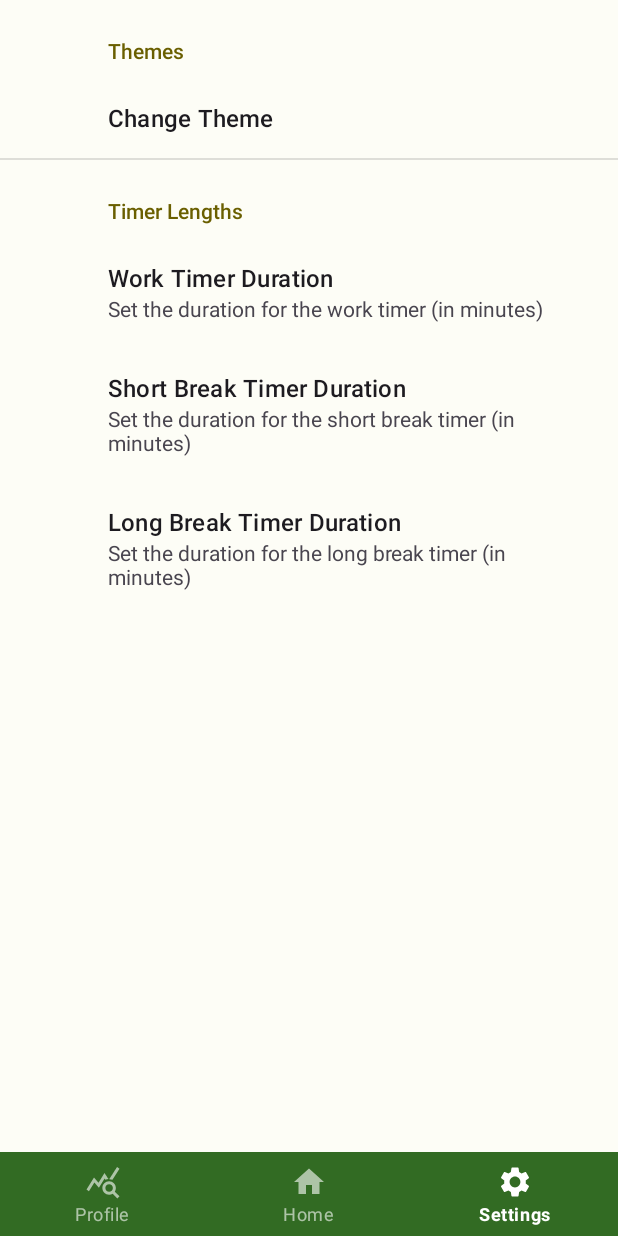
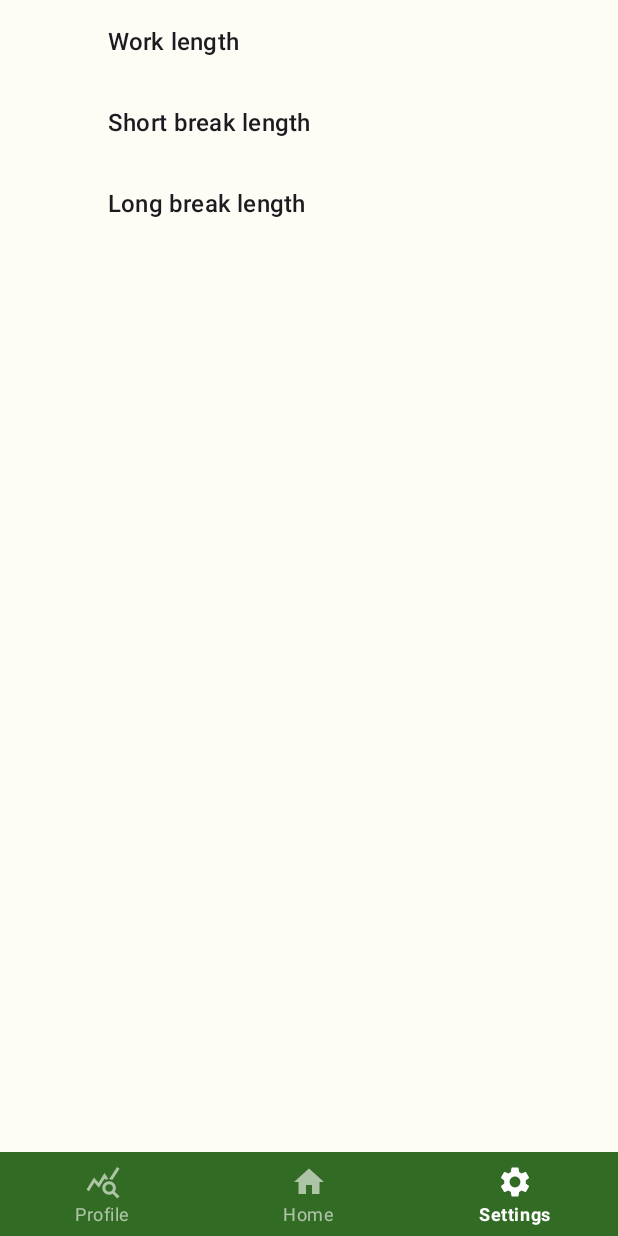
Before and after one commit to Vincmuk/MobilProgGruppe16, an Android app: the screen it shows after launch (MainActivity), item 3 of the bottom bar chosen, on a phone screen of 412 x 824 dp. Run offline under Robolectric (Android 15) with nearby library versions, the phone set to English and light mode, and no system bars; our stand-ins replace androidx.preference; libraries missing offline, so code that uses them is left out: timerx.buildTimer; 5 statements that could not run were skipped.

Commit message:
Fikset en god del ting

```diff
--- a/app/build.gradle.kts
+++ b/app/build.gradle.kts
@@ -66,7 +66,6 @@ dependencies {
     implementation("androidx.compose.material3:material3:1.1.2")
     implementation("androidx.appcompat:appcompat:1.6.1")
     implementation("androidx.constraintlayout:constraintlayout:2.1.4")
-    implementation("androidx.preference:preference:1.2.0")
     implementation("androidx.preference:preference-ktx:1.2.1")
     implementation("com.google.android.material:material:1.10.0")
     implementation("androidx.recyclerview:recyclerview:1.3.2")
--- a/app/src/main/java/com/example/pomodorotimer/MainActivity.kt
+++ b/app/src/main/java/com/example/pomodorotimer/MainActivity.kt
@@ -5,6 +5,7 @@ import android.util.Log
 import androidx.appcompat.app.AppCompatActivity
 import androidx.core.splashscreen.SplashScreen.Companion.installSplashScreen
 import com.google.android.material.bottomnavigation.BottomNavigationView
+
 
 class MainActivity : AppCompatActivity() {
     private val timerFragment = TimerFragment()
--- a/app/src/main/java/com/example/pomodorotimer/SettingsFragment.kt
+++ b/app/src/main/java/com/example/pomodorotimer/SettingsFragment.kt
@@ -1,136 +1,68 @@
 package com.example.pomodorotimer
 
+import android.content.Context
 import android.os.Bundle
+import android.text.InputType
 import android.util.Log
-import androidx.core.content.ContextCompat
-import androidx.fragment.app.viewModels
+import androidx.preference.EditTextPreference
 import androidx.preference.Preference
 import androidx.preference.PreferenceFragmentCompat
-import androidx.preference.PreferenceManager
 
 class SettingsFragment : PreferenceFragmentCompat(), Preference.OnPreferenceChangeListener {
 
-    private val timerViewModel: TimerViewModel by viewModels()
-
-    override fun onCreate(savedInstanceState: Bundle?) {
-        super.onCreate(savedInstanceState)
-
-        Log.d("SettingsFragment", "ON CREATE")
-
-        // Apply the theme when the fragment is created
-        applyTheme()
-
-        findPreference<Preference>("selected_theme")?.onPreferenceChangeListener = this
-
-        findPreference<Preference>("WORK")?.onPreferenceChangeListener = this
-        findPreference<Preference>("SHORT_BREAK")?.onPreferenceChangeListener = this
-        findPreference<Preference>("LONG_BREAK")?.onPreferenceChangeListener = this
-
-    }
-
-    @Deprecated("Deprecated in Java")
-    override fun onActivityCreated(savedInstanceState: Bundle?) {
-        super.onActivityCreated(savedInstanceState)
-
-        Log.d("SettingsFragment", "ACTIVITY CREATED")
-
-        applyTheme()
+    private var timerRepository: TimerRepository? = null
+    override fun onAttach(context: Context) {
+        super.onAttach(context)
+        timerRepository = TimerRepository(requireActivity())
     }
 
     override fun onCreatePreferences(savedInstanceState: Bundle?, rootKey: String?) {
-        setPreferencesFromResource(R.xml.root_preferences, rootKey)
+        setPreferencesFromResource(R.xml.preferences, rootKey)
+        Log.d("SettingsFragment", "onCreatePreferences called")
 
-        findPreference<Preference>("selected_theme")?.onPreferenceChangeListener = this
+        val workPreference: EditTextPreference? = findPreference("WORK")
+        workPreference?.onPreferenceChangeListener = this
 
-        findPreference<Preference>("WORK")?.onPreferenceChangeListener = this
-        findPreference<Preference>("SHORT_BREAK")?.onPreferenceChangeListener = this
-        findPreference<Preference>("LONG_BREAK")?.onPreferenceChangeListener = this
 
-        Log.d("SettingsFragment", "CREATED PREFERENCES")
+        workPreference?.setOnBindEditTextListener { editText ->
+            editText.inputType = InputType.TYPE_CLASS_NUMBER
+        }
+        val shortBreakPreference: EditTextPreference? = findPreference("SHORT_BREAK")
+        shortBreakPreference?.onPreferenceChangeListener = this
+
+        shortBreakPreference?.setOnBindEditTextListener { editText ->
+            editText.inputType = InputType.TYPE_CLASS_NUMBER
+        }
+        val longBreakPreference: EditTextPreference? = findPreference("LONG_BREAK")
+        longBreakPreference?.onPreferenceChangeListener = this
+
+        longBreakPreference?.setOnBindEditTextListener { editText ->
+            editText.inputType = InputType.TYPE_CLASS_NUMBER
+        }
+
     }
+    override fun onPreferenceChange(preference: Preference, newValue: Any?): Boolean {
+        Log.d("SettingsFragment", "onPreferenceChange called")
 
-    override fun onPreferenceChange(preference: Preference, newValue: Any?): Boolean {
-        if (preference.key == "selected_theme") {
-            // Handle theme changes here
-            val selectedTheme = newValue.toString()
-            saveSelectedTheme(selectedTheme) // Save the selected theme
-            applyTheme() // Apply the selected theme
-        }
-        Log.d("SettingsFragment", "ATTEMPTING TO CHECK PREFERENCES")
-        when (preference.key) {
-            "WORK", "SHORT_BREAK", "LONG_BREAK" -> {
-                if (newValue is String) {
-                    Log.d("SettingsFragment", "Duration value is a String: $newValue")
-                } else {
-                    Log.d("SettingsFragment", "Duration value is not a String. Type: ${newValue?.javaClass}")
-                    saveTimerDuration(preference.key, newValue)
+        // Assuming you have a reference to TimerRepository in your fragment
+        timerRepository?.let { repo ->
+            when (preference.key) {
+                "WORK", "SHORT_BREAK", "LONG_BREAK" -> {
+                    if (newValue is String) {
+                        try {
+                            // Try to parse the String to Long
+                            val value = newValue.toLong()
+                            repo.updatePreference(preference.key, value)
+                        } catch (e: NumberFormatException) {
+                            Log.e("SettingsFragment", "Invalid number format for ${preference.key}")
+                        }
+                    }
                 }
             }
         }
+
         return true
     }
 
 
-    private fun saveTimerDuration(timerKey: String, duration: Any?) {
-        Log.d("SettingsFragment", "Saving timer duration for key $timerKey")
-
-        if (duration is Long) {
-            val sharedPreferences = context?.let { PreferenceManager.getDefaultSharedPreferences(it) }
-            val editor = sharedPreferences?.edit()
-            editor?.putLong(timerKey, duration)
-            editor?.apply()
-
-            Log.d("SettingsFragment", "Timer duration saved successfully.")
-        } else {
-            Log.e("SettingsFragment", "Invalid duration type: ${duration?.javaClass}")
-        }
-    }
-
-
-
-    // Save the selected theme in SharedPreferences
-    private fun saveSelectedTheme(theme: String) {
-        val sharedPreferences = context?.let { PreferenceManager.getDefaultSharedPreferences(it) }
-        val editor = sharedPreferences?.edit()
-        editor?.putString("selected_theme", theme)
-        editor?.apply()
-    }
-
-    // Retrieve the selected theme from SharedPreferences
-    private fun getSelectedTheme(): String? {
-        val sharedPreferences = context?.let { PreferenceManager.getDefaultSharedPreferences(it) }
-        return sharedPreferences?.getString("selected_theme", "tomato")
-         // Default to tomato theme
-    }
-
-
-
-    private fun applyTheme() {
-
-        when (getSelectedTheme()) {
-            "tomato" ->applyTomatoTheme()
-            "kiwi" -> applyKiwiTheme()
-            "strawberry" -> applyStrawberryTheme()
-            "watermelon" -> applyWatermelonTheme()
-        }
-    }
-
-    private fun applyTomatoTheme() {
-        // Implement your tomato theme (default theme)
-    }
-    private fun applyKiwiTheme() {
-        // Apply Kiwi theme colors to your views
-        // Example: set background color of your views
-        view?.setBackgroundColor(ContextCompat.getColor(requireContext(), R.color.md_theme_light_primary))
-    }
-
-    private fun applyStrawberryTheme() {
-        // Apply Strawberry theme colors to your views
-        // Example: set background color of your views
-        view?.setBackgroundColor(ContextCompat.getColor(requireContext(), R.color.strawberryBackground))
-    }
-    private fun applyWatermelonTheme() {
-        // Implement your watermelon theme
-    }
-
 }
--- a/app/src/main/java/com/example/pomodorotimer/TimerFragment.kt
+++ b/app/src/main/java/com/example/pomodorotimer/TimerFragment.kt
@@ -2,6 +2,7 @@ package com.example.pomodorotimer
 
 import android.annotation.SuppressLint
 import android.app.Activity
+import android.content.Context
 import android.content.Intent
 import android.os.Bundle
 import android.util.Log
@@ -31,8 +32,8 @@ class TimerFragment : Fragment() {
     //map the types to a timer instead of rewriting the whole timer class
     private val timerTypeMap: MutableMap<Timer, TimerType> = mutableMapOf()
 
+    private val timerViewModel: TimerViewModel by viewModels()
     private val sessionViewModel: SessionViewModel by viewModels()
-    private val timerViewModel: TimerViewModel by viewModels()
 
     private lateinit var recyclerView: RecyclerView
     private lateinit var timerAdapter: TimerAdapter
@@ -50,11 +51,23 @@ class TimerFragment : Fragment() {
     //CHANGE TO MINUTES BEFORE PRODUCTION
     private val timeUnitToUse = TimeUnit.SECONDS
 
+    private var timerRepository: TimerRepository? = null
+    override fun onAttach(context: Context) {
+        super.onAttach(context)
+        timerRepository = TimerRepository(requireActivity())
+    }
+
     override fun onCreateView(
         inflater: LayoutInflater, container: ViewGroup?,
         savedInstanceState: Bundle?
     ): View? {
         val view = inflater.inflate(R.layout.fragment_timer, container, false)
+
+        Log.d("TimerFragment", "${timerRepository?.getWorkDuration()}")
+        Log.d("TimerFragment", "${timerRepository?.getShortBreakDuration()}")
+        Log.d("TimerFragment", "${timerRepository?.getLongBreakDuration()}")
+
+        Log.d("TimerFragment", "${timerViewModel.timerList.value}")
 
         recyclerView = view.findViewById(R.id.recyclerViewTimer)
         recyclerView.layoutManager = LinearLayoutManager(context)
@@ -62,20 +75,15 @@ class TimerFragment : Fragment() {
         sessionAdapter = SessionAdapter()
         recyclerView.adapter = timerAdapter
 
+
         timerViewModel.timerList.observe(viewLifecycleOwner) { timers ->
             timerAdapter.submitList(timers)
-
             if (timers.isNotEmpty()) {
-                // Access the first element safely
                 text_time.text = timers[0].remainingFormattedTime
             } else {
-                // Handle the case when the list is empty
                 text_time.text = "00:00"
             }
         }
-
-
-
 
         text_time = view.findViewById(R.id.text_time)
         btn_start = view.findViewById(R.id.btn_start)
@@ -109,7 +117,10 @@ class TimerFragment : Fragment() {
                     currentTimer = updatedList[0]
                     text_time.text = currentTimer.remainingFormattedTime
                 } else {
-                    showToast("All Pomodoros are done.")
+                    timerViewModel.clearTimers {
+                    showToast("All Pomodoros are done")
+                    Log.d("TimerFragment", "${timerViewModel.timerList.value}")
+                    }
                 }
                 // Update the timer list in the ViewModel
                 timerViewModel.setTimers(updatedList) {
@@ -144,27 +155,25 @@ class TimerFragment : Fragment() {
 
     private fun createNewTimerList(updatedPomsToAddValue: Int): MutableList<Timer> {
         val newTimerList = mutableListOf<Timer>()
+        Log.d("Timer Fragment", "Attempting to create list")
 
-        // Observe the timerDurations LiveData to get its value
-        timerViewModel.timerDurations.observeForever { timerDurations ->
-            if (timerDurations != null) {
-                repeat(updatedPomsToAddValue * 2) {
-                    val timerType =
-                        timerTypes[(currentTimerIndex + newTimerList.size) % timerTypes.size]
-                    val timerDuration = timerDurations[timerType.name] ?: 25L
-                    val timer = createTimer(timerDuration, timerType)
-                    newTimerList.add(timer)
-                }
+        val workDuration = timerRepository?.getWorkDuration() ?: 25L
+        val shortBreakDuration = timerRepository?.getShortBreakDuration() ?: 5L
+        val longBreakDuration = timerRepository?.getLongBreakDuration() ?: 15L
+
+        repeat(updatedPomsToAddValue * 2) {
+            val timerType = timerTypes[(currentTimerIndex + newTimerList.size) % timerTypes.size]
+            val timerDuration = when (timerType) {
+                TimerType.WORK -> workDuration
+                TimerType.SHORT_BREAK -> shortBreakDuration
+                TimerType.LONG_BREAK -> longBreakDuration
             }
-
-            timerViewModel.timerDurations.removeObserver { /* handle changes if needed */ }
+            val timer = createTimer(timerDuration, timerType)
+            newTimerList.add(timer)
         }
 
         return newTimerList
     }
-
-
-
 
 
     private fun removeLastBreak(newTimerList: MutableList<Timer>) {
@@ -256,7 +265,6 @@ class TimerFragment : Fragment() {
 
     // Extracted function for handling stop button click
     private fun handleStopButtonClick() {
-        Log.d("TimerFragment", timerViewModel.timerDurations.value.toString())
         if (timerAdapter.currentList.isNotEmpty()) {
             currentTimer.stop()
             currentTimer.reset()
--- /dev/null
+++ b/app/src/main/java/com/example/pomodorotimer/TimerRepository.kt
@@ -0,0 +1,58 @@
+package com.example.pomodorotimer
+
+import android.content.Context
+import android.content.SharedPreferences
+import android.util.Log
+import androidx.core.content.edit
+import androidx.lifecycle.MutableLiveData
+
+class TimerRepository(context: Context) {
+
+    private val preferences: SharedPreferences = context.getSharedPreferences(PREFS_NAME, Context.MODE_PRIVATE)
+    private val _preferencesLiveData = MutableLiveData<Map<String, Long>>()
+
+    init {
+        // Initialize with the current preferences
+        _preferencesLiveData.value = loadPreferences()
+
+        // Register a listener to observe changes in preferences
+        preferences.registerOnSharedPreferenceChangeListener { _, _ ->
+            // Update LiveData when preferences change
+            _preferencesLiveData.value = loadPreferences()
+        }
+    }
+
+    fun getWorkDuration(): Long = preferences.getLong("WORK", DEFAULT_WORK_DURATION)
+
+    fun getShortBreakDuration(): Long = preferences.getLong("SHORT_BREAK", DEFAULT_SHORT_BREAK_DURATION)
+
+    fun getLongBreakDuration(): Long = preferences.getLong("LONG_BREAK", DEFAULT_LONG_BREAK_DURATION)
+
+
+    fun observePreferences(listener: (Map<String, Long>?) -> Unit) {
+        _preferencesLiveData.observeForever { listener(it) }
+    }
+
+    private fun loadPreferences(): Map<String, Long> {
+        return mapOf(
+            "WORK" to preferences.getLong("WORK", DEFAULT_WORK_DURATION),
+            "SHORT_BREAK" to preferences.getLong("SHORT_BREAK", DEFAULT_SHORT_BREAK_DURATION),
+            "LONG_BREAK" to preferences.getLong("LONG_BREAK", DEFAULT_LONG_BREAK_DURATION)
+        )
+    }
+
+    // Function to update a specific preference
+    fun updatePreference(key: String, value: Long) {
+        preferences.edit {
+            Log.d("TimerRepository", "$key + $value")
+            putLong(key, value)
+        }
+    }
+
+    companion object {
+        private const val PREFS_NAME = "com.example.pomodorotimer.preferences"
+        private const val DEFAULT_WORK_DURATION = 25L
+        private const val DEFAULT_SHORT_BREAK_DURATION = 5L
+        private const val DEFAULT_LONG_BREAK_DURATION = 15L
+    }
+}
--- a/app/src/main/res/values/strings.xml
+++ b/app/src/main/res/values/strings.xml
@@ -20,8 +20,6 @@
     Settings Page
     -->
 
-    <string name="theme_header" translatable="false">Themes</string>
-    <string name="theme_title" translatable="false">Change Theme</string>
     <string name="WORK" translatable="false">WORK</string>
     <string name="SHORT_BREAK" translatable="false">SHORT_BREAK</string>
     <string name="LONG_BREAK" translatable="false">LONG_BREAK</string>
--- /dev/null
+++ b/app/src/main/res/xml/preferences.xml
@@ -0,0 +1,28 @@
+<?xml version="1.0" encoding="utf-8"?>
+<PreferenceScreen xmlns:app="http://schemas.android.com/apk/res-auto"
+    xmlns:android="http://schemas.android.com/apk/res/android">
+    <EditTextPreference
+        android:layout_width="wrap_content"
+        android:layout_height="wrap_content"
+        android:defaultValue="25"
+        android:selectAllOnFocus="true"
+        android:singleLine="true"
+        android:title="Work length"
+        app:key="@string/WORK" />
+    <EditTextPreference
+        android:layout_width="wrap_content"
+        android:layout_height="wrap_content"
+        android:defaultValue="5"
+        android:selectAllOnFocus="true"
+        android:singleLine="true"
+        android:title="Short break length"
+        app:key="@string/SHORT_BREAK" />
+    <EditTextPreference
+        android:layout_width="wrap_content"
+        android:layout_height="wrap_content"
+        android:defaultValue="15"
+        android:selectAllOnFocus="true"
+        android:singleLine="true"
+        android:title="Long break length"
+        app:key="@string/LONG_BREAK" />
+</PreferenceScreen>
--- a/app/src/main/res/xml/root_preferences.xml
+++ /dev/null
@@ -1,47 +0,0 @@
-<PreferenceScreen
-    xmlns:app="http://schemas.android.com/apk/res-auto"
-    xmlns:android="http://schemas.android.com/apk/res/android">
-
-    <PreferenceCategory app:title="@string/theme_header">
-
-        <ListPreference
-            app:key="selected_theme"
-            app:title="@string/theme_title"
-            app:entries="@array/theme_entries"
-            app:entryValues="@array/theme_values"
-            app:defaultValue="tomato" />
-
-    </PreferenceCategory>
-
-    <PreferenceCategory
-        app:title="Timer Lengths">
-
-        <!-- Work Timer Duration -->
-        <EditTextPreference
-            android:key="RANDOM11"
-            android:title="Work Timer Duration"
-            android:summary="Set the duration for the work timer (in minutes)"
-            android:inputType="numberDecimal"
-            android:digits="0123456789"
-            android:defaultValue="25" />
-
-        <!-- Short Break Timer Duration -->
-        <EditTextPreference
-            android:key="RANDOM1"
-            android:title="Short Break Timer Duration"
-            android:summary="Set the duration for the short break timer (in minutes)"
-            android:inputType="numberDecimal"
-            android:digits="0123456789"
-            android:defaultValue="5" />
-
-        <!-- Long Break Timer Duration -->
-        <EditTextPreference
-            android:key="RANDOM1111"
-            android:title="Long Break Timer Duration"
-            android:summary="Set the duration for the long break timer (in minutes)"
-            android:inputType="numberDecimal"
-            android:digits="0123456789"
-            android:defaultValue="15" />
-
-    </PreferenceCategory>
-</PreferenceScreen>
```
Also changed, not shown: app/src/main/java/com/example/pomodorotimer/TimerViewModel.kt (+13 -15 lines).
